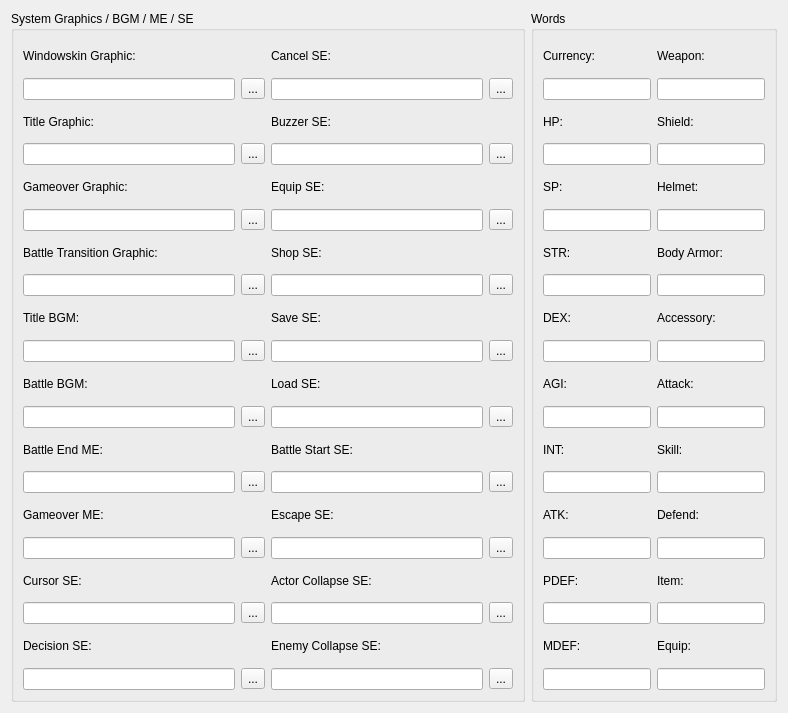
This is editors/system/editsystem.ui in jowin202/YaRXP as Qt 5 draws it before an edit. The edited form follows.
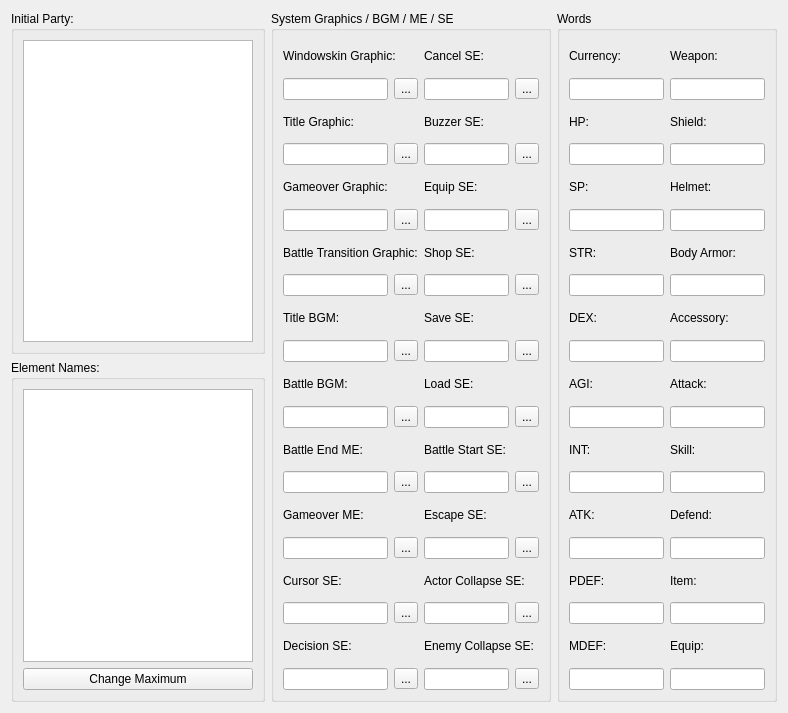
This is the edited form.

What changed in the file:
```diff
--- a/editors/system/editsystem.ui
+++ b/editors/system/editsystem.ui
@@ -15,12 +15,43 @@
   </property>
   <layout class="QGridLayout" name="gridLayout_5">
    <item row="0" column="0">
+    <widget class="QGroupBox" name="groupBox_3">
+     <property name="title">
+      <string>Initial Party:</string>
+     </property>
+     <layout class="QGridLayout" name="gridLayout_6">
+      <item row="0" column="0">
+       <widget class="QTableWidget" name="tableWidget"/>
+      </item>
+     </layout>
+    </widget>
+   </item>
+   <item row="1" column="0">
+    <widget class="QGroupBox" name="groupBox_4">
+     <property name="title">
+      <string>Element Names:</string>
+     </property>
+     <layout class="QGridLayout" name="gridLayout_7">
+      <item row="0" column="0">
+       <widget class="QTableWidget" name="tableWidget_2"/>
+      </item>
+      <item row="1" column="0">
+       <widget class="QPushButton" name="pushButton">
+        <property name="text">
+         <string>Change Maximum</string>
+        </property>
+       </widget>
+      </item>
+     </layout>
+    </widget>
+   </item>
+   <item row="0" column="1" rowspan="2">
     <widget class="QGroupBox" name="groupBox">
      <property name="title">
       <string>System Graphics / BGM / ME / SE</string>
      </property>
      <layout class="QGridLayout" name="gridLayout_2">
-      <item row="0" column="0">
+      <item row="0" column="1">
        <layout class="QGridLayout" name="gridLayout">
         <item row="0" column="0" colspan="2">
          <widget class="QLabel" name="label_9">
@@ -447,7 +478,7 @@
      </layout>
     </widget>
    </item>
-   <item row="0" column="1">
+   <item row="0" column="2" rowspan="2">
     <widget class="QGroupBox" name="groupBox_2">
      <property name="title">
       <string>Words</string>
```
